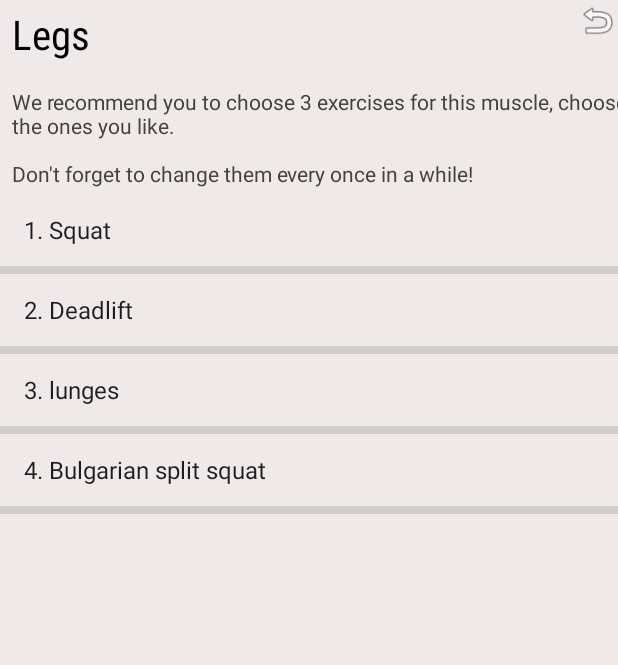
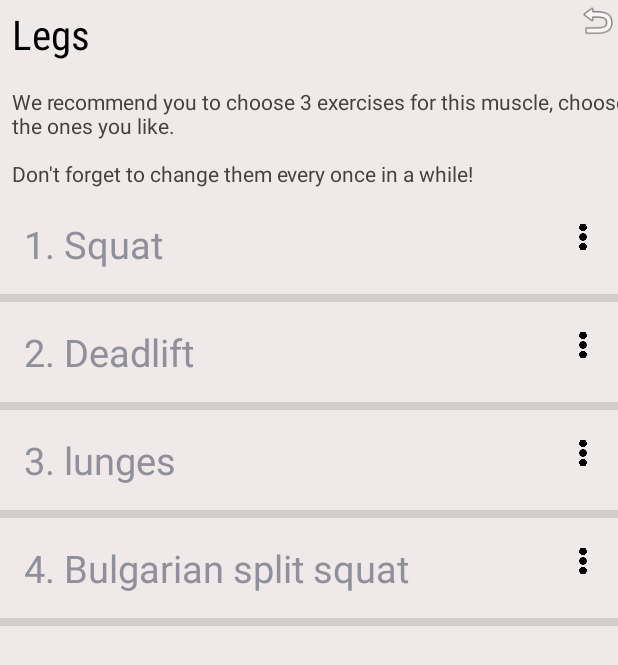
Before and after one commit to ronamir1/FitnessDemo, an Android app: the screen it shows after launch (MuscleGroupActivity), after a tap on "LEGS", on a phone screen of 412 x 824 dp. Shown: the top 665 px of the screen. Run offline under Robolectric (Android 15) with nearby library versions, the phone set to English and light mode, and no system bars.

Commit message:
added popup window for weights and sets

```diff
--- a/app/src/main/java/com/example/fitnessdemo/MuscleGroupActivity.java
+++ b/app/src/main/java/com/example/fitnessdemo/MuscleGroupActivity.java
@@ -1,16 +1,28 @@
 package com.example.fitnessdemo;
 
+import androidx.annotation.NonNull;
+import androidx.annotation.Nullable;
 import androidx.appcompat.app.AlertDialog;
 import androidx.appcompat.app.AppCompatActivity;
 
+import android.content.Context;
 import android.content.DialogInterface;
 import android.content.Intent;
+import android.graphics.Color;
+import android.graphics.drawable.ColorDrawable;
+import android.os.Build;
 import android.os.Bundle;
+import android.view.Gravity;
+import android.view.LayoutInflater;
 import android.view.View;
+import android.view.ViewGroup;
 import android.widget.AdapterView;
 import android.widget.ArrayAdapter;
+import android.widget.ImageView;
 import android.widget.ListView;
+import android.widget.PopupWindow;
 import android.widget.TextView;
+import android.widget.Toast;
 
 import java.util.ArrayList;
 import java.util.Arrays;
@@ -93,8 +105,9 @@ public class MuscleGroupActivity extends AppCompatActivity {
         }
         exerciseArrList = new ArrayList<String>(Arrays.asList(exercises));
         exerciseInfo = new ArrayList<String>(Arrays.asList(info));
-        ArrayAdapter<String> arrayAdapter = new ArrayAdapter<>(this, android.R.layout.simple_list_item_1, exerciseArrList);
-        exerciseListView.setAdapter(arrayAdapter);
+        MyAdapter adapter = new MyAdapter(this, exerciseArrList);
+//        ArrayAdapter<String> arrayAdapter = new ArrayAdapter<>(this, android.R.layout.simple_list_item_1, exerciseArrList);
+        exerciseListView.setAdapter(adapter);
     }
 
 
@@ -141,4 +154,50 @@ public class MuscleGroupActivity extends AppCompatActivity {
             }
         });
     }
+
+    public void bs(int x, int y){
+        LayoutInflater inflater = (LayoutInflater)
+                this.getSystemService(Context.LAYOUT_INFLATER_SERVICE);
+        PopupWindow pw = new PopupWindow(
+                inflater.inflate(R.layout.popup_example, null, false),
+                350,
+                300,
+                true);
+        if (Build.VERSION.SDK_INT >= Build.VERSION_CODES.LOLLIPOP) {
+            pw.setElevation(90);
+        }
+        pw.setBackgroundDrawable(new ColorDrawable(Color.TRANSPARENT));
+
+        // The code below assumes that the root container has an id called 'main'
+        pw.showAtLocation(findViewById(R.id.exerciseListView), Gravity.TOP, 350, (y - 25));
+    }
+
+    class MyAdapter extends ArrayAdapter<String>{
+        Context context;
+        ArrayList<String> exercises;
+        View row;
+        MyAdapter(Context c, ArrayList<String> exercises1){
+            super(c, R.layout.row, exercises1);
+            this.context = c;
+            this.exercises = exercises1;
+        }
+
+        @Override
+        public View getView(int position, View convertView, ViewGroup parent) {
+            LayoutInflater layoutInflater = (LayoutInflater) getApplicationContext().getSystemService(Context.LAYOUT_INFLATER_SERVICE);
+            row = layoutInflater.inflate(R.layout.row, parent, false);
+            final ImageView imageView = row.findViewById(R.id.options);
+            imageView.setOnClickListener(new View.OnClickListener() {
+                @Override
+                public void onClick(View view) {
+                    int[] location = new int[2];
+                    imageView.getLocationOnScreen(location);
+                    bs(location[0], location[1]);
+                }
+            });
+            TextView exercise_description = row.findViewById(R.id.exercise_description);
+            exercise_description.setText(this.exercises.get(position));
+            return row;
+        }
+    }
 }
--- a/app/src/main/res/layout/activity_abs.xml
+++ b/app/src/main/res/layout/activity_abs.xml
@@ -2,6 +2,7 @@
 <androidx.constraintlayout.widget.ConstraintLayout xmlns:android="http://schemas.android.com/apk/res/android"
     xmlns:app="http://schemas.android.com/apk/res-auto"
     xmlns:tools="http://schemas.android.com/tools"
+    android:id="@+id/exercise_list"
     android:layout_width="match_parent"
     android:layout_height="match_parent"
     android:background="#EFE9E9"
@@ -76,7 +77,8 @@
         android:dividerHeight="5dp"
         android:footerDividersEnabled="false"
         android:headerDividersEnabled="false"
-        app:layout_constraintTop_toBottomOf="@+id/instructions"
-        tools:layout_editor_absoluteX="0dp" />
+        app:layout_constraintEnd_toEndOf="parent"
+        app:layout_constraintStart_toStartOf="parent"
+        app:layout_constraintTop_toBottomOf="@+id/instructions" />
 
 </androidx.constraintlayout.widget.ConstraintLayout>
--- /dev/null
+++ b/app/src/main/res/layout/row.xml
@@ -0,0 +1,30 @@
+<?xml version="1.0" encoding="utf-8"?>
+<LinearLayout xmlns:android="http://schemas.android.com/apk/res/android"
+    xmlns:app="http://schemas.android.com/apk/res-auto"
+    android:layout_width="match_parent"
+    android:layout_height="wrap_content"
+    android:orientation="horizontal"
+    android:padding="16dp">
+
+    <LinearLayout
+        android:layout_width="match_parent"
+        android:layout_height="wrap_content"
+        android:orientation="horizontal">
+
+        <TextView
+            android:id="@+id/exercise_description"
+            android:layout_width="360dp"
+            android:textSize="25sp"
+            android:layout_height="wrap_content" />
+
+        <ImageView
+            android:id="@+id/options"
+            android:layout_width="25dp"
+            android:layout_height="25dp"
+            android:scaleType="fitCenter"
+            android:src="@drawable/menu_icon" />
+
+    </LinearLayout>
+
+
+</LinearLayout>
--- a/app/src/main/res/values/colors.xml
+++ b/app/src/main/res/values/colors.xml
@@ -2,5 +2,6 @@
 <resources>
     <color name="colorPrimary">#6200EE</color>
     <color name="colorPrimaryDark">#3700B3</color>
+    <color name="popupColor">#F6ECEC</color>
     <color name="colorAccent">#03DAC5</color>
 </resources>
```
Also changed, not shown: app/src/main/res/drawable/rounded_window.xml (added, +14 -0 lines), app/src/main/res/layout/popup_example.xml (added, +38 -0 lines), app/src/main/res/drawable/menu_icon.png (added).
